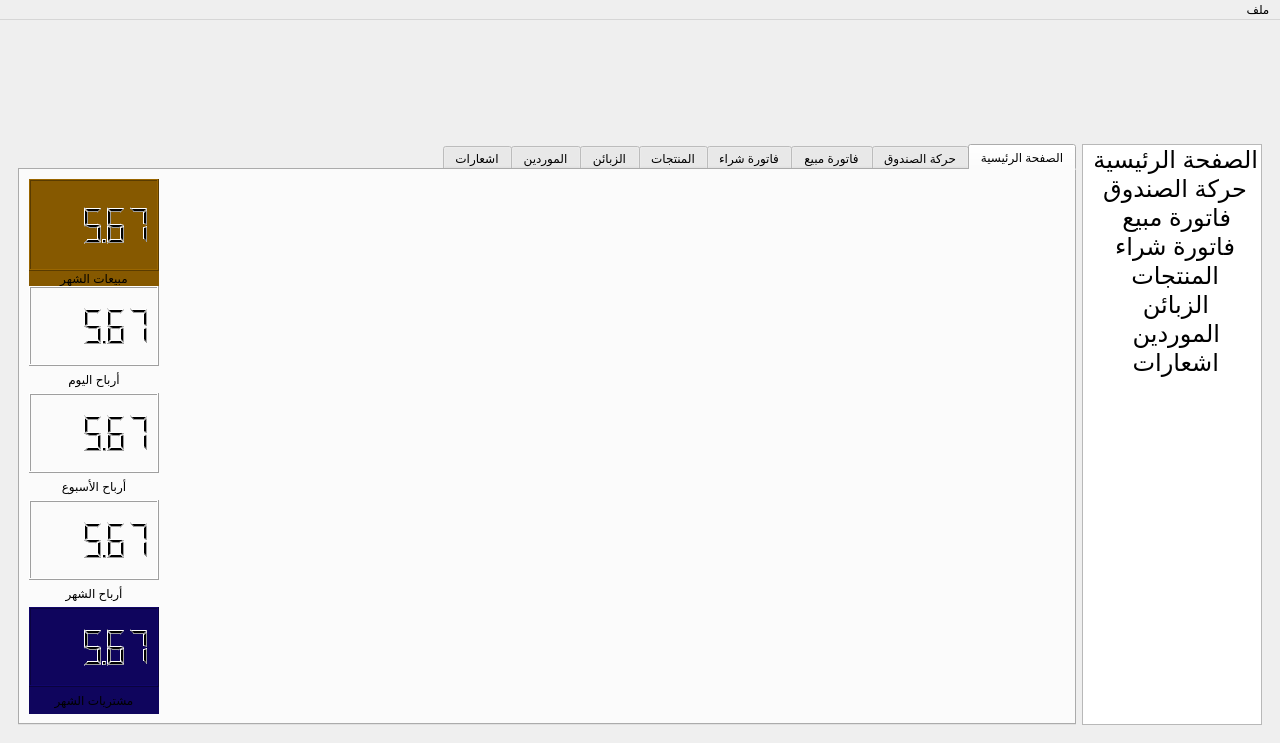
This is j_shop.ui in sameraga/Al_Jamal_Shop as Qt 5 draws it before an edit. The edited form follows.
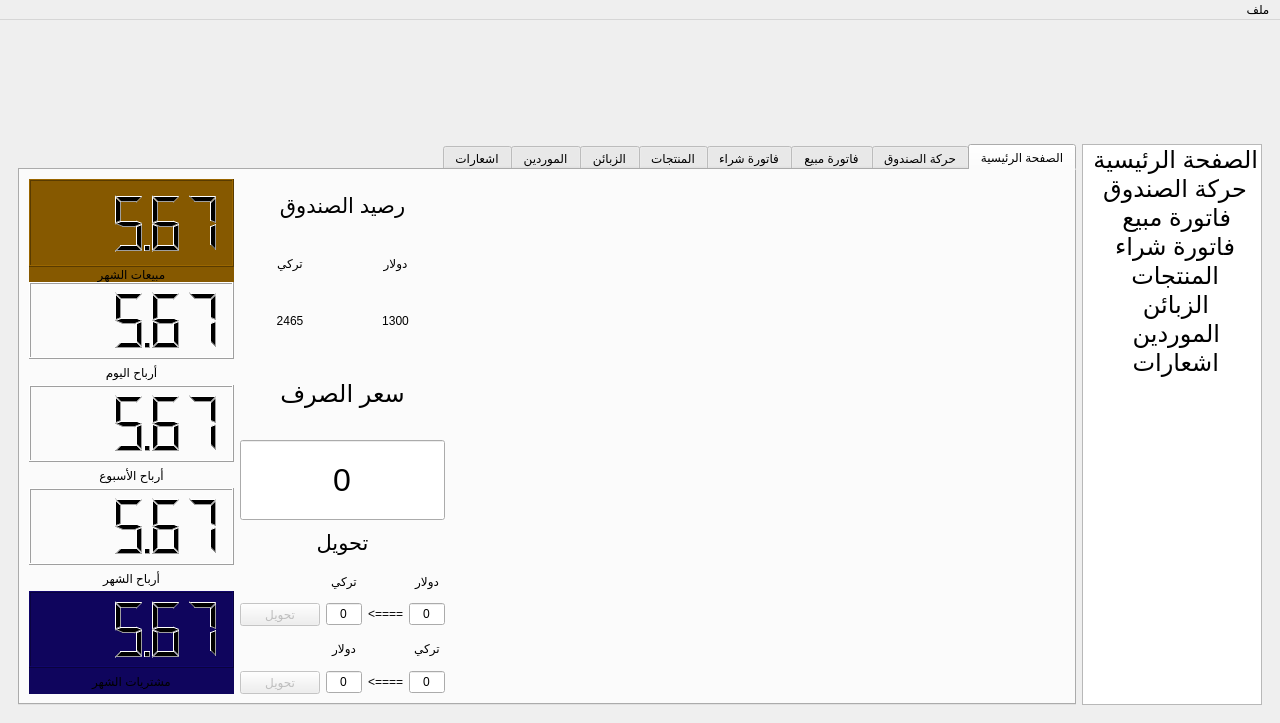
This is the edited form. The open tabs and pages were chosen to show the change. Icons and pictures are not drawn.

What changed in the file:
```diff
--- a/j_shop.ui
+++ b/j_shop.ui
@@ -7,7 +7,7 @@
     <x>0</x>
     <y>0</y>
     <width>1280</width>
-    <height>743</height>
+    <height>723</height>
    </rect>
   </property>
   <property name="windowTitle">
@@ -223,7 +223,7 @@
              <attribute name="title">
               <string>الصفحة الرئيسية</string>
              </attribute>
-             <layout class="QHBoxLayout" name="horizontalLayout_3" stretch="1,5">
+             <layout class="QHBoxLayout" name="horizontalLayout_3" stretch="1,1,3">
               <item>
                <layout class="QVBoxLayout" name="verticalLayout_8">
                 <property name="spacing">
@@ -423,6 +423,260 @@
                 </item>
                </layout>
               </item>
+              <item>
+               <layout class="QVBoxLayout" name="verticalLayout_20" stretch="1,1,1">
+                <item>
+                 <layout class="QGridLayout" name="gridLayout_2">
+                  <item row="0" column="0" colspan="2">
+                   <widget class="QLabel" name="label_55">
+                    <property name="font">
+                     <font>
+                      <pointsize>16</pointsize>
+                     </font>
+                    </property>
+                    <property name="text">
+                     <string>رصيد الصندوق</string>
+                    </property>
+                    <property name="alignment">
+                     <set>Qt::AlignCenter</set>
+                    </property>
+                   </widget>
+                  </item>
+                  <item row="1" column="1">
+                   <widget class="QLabel" name="label_56">
+                    <property name="text">
+                     <string>دولار</string>
+                    </property>
+                    <property name="alignment">
+                     <set>Qt::AlignCenter</set>
+                    </property>
+                   </widget>
+                  </item>
+                  <item row="1" column="0">
+                   <widget class="QLabel" name="label_57">
+                    <property name="text">
+                     <string>تركي</string>
+                    </property>
+                    <property name="alignment">
+                     <set>Qt::AlignCenter</set>
+                    </property>
+                   </widget>
+                  </item>
+                  <item row="2" column="1">
+                   <widget class="QLabel" name="box_dolar">
+                    <property name="text">
+                     <string>1300</string>
+                    </property>
+                    <property name="alignment">
+                     <set>Qt::AlignCenter</set>
+                    </property>
+                   </widget>
+                  </item>
+                  <item row="2" column="0">
+                   <widget class="QLabel" name="box_turky">
+                    <property name="text">
+                     <string>2465</string>
+                    </property>
+                    <property name="alignment">
+                     <set>Qt::AlignCenter</set>
+                    </property>
+                   </widget>
+                  </item>
+                 </layout>
+                </item>
+                <item>
+                 <layout class="QVBoxLayout" name="verticalLayout_23" stretch="1,1">
+                  <item>
+                   <widget class="QLabel" name="label_60">
+                    <property name="font">
+                     <font>
+                      <pointsize>18</pointsize>
+                     </font>
+                    </property>
+                    <property name="text">
+                     <string>سعر الصرف</string>
+                    </property>
+                    <property name="alignment">
+                     <set>Qt::AlignCenter</set>
+                    </property>
+                   </widget>
+                  </item>
+                  <item>
+                   <widget class="QLineEdit" name="dollar_tr">
+                    <property name="sizePolicy">
+                     <sizepolicy hsizetype="Expanding" vsizetype="Expanding">
+                      <horstretch>0</horstretch>
+                      <verstretch>0</verstretch>
+                     </sizepolicy>
+                    </property>
+                    <property name="font">
+                     <font>
+                      <pointsize>24</pointsize>
+                     </font>
+                    </property>
+                    <property name="text">
+                     <string>0</string>
+                    </property>
+                    <property name="alignment">
+                     <set>Qt::AlignCenter</set>
+                    </property>
+                   </widget>
+                  </item>
+                 </layout>
+                </item>
+                <item>
+                 <layout class="QGridLayout" name="gridLayout_10">
+                  <item row="3" column="3">
+                   <widget class="QLabel" name="label_61">
+                    <property name="text">
+                     <string>تركي</string>
+                    </property>
+                    <property name="alignment">
+                     <set>Qt::AlignCenter</set>
+                    </property>
+                   </widget>
+                  </item>
+                  <item row="2" column="0">
+                   <widget class="QPushButton" name="btn_ta_dt">
+                    <property name="enabled">
+                     <bool>false</bool>
+                    </property>
+                    <property name="text">
+                     <string>تحويل</string>
+                    </property>
+                    <property name="autoDefault">
+                     <bool>false</bool>
+                    </property>
+                   </widget>
+                  </item>
+                  <item row="2" column="2">
+                   <widget class="QLabel" name="label_62">
+                    <property name="text">
+                     <string>&lt;====</string>
+                    </property>
+                    <property name="alignment">
+                     <set>Qt::AlignCenter</set>
+                    </property>
+                   </widget>
+                  </item>
+                  <item row="0" column="0" colspan="4">
+                   <widget class="QLabel" name="label_63">
+                    <property name="font">
+                     <font>
+                      <pointsize>16</pointsize>
+                     </font>
+                    </property>
+                    <property name="text">
+                     <string>تحويل</string>
+                    </property>
+                    <property name="alignment">
+                     <set>Qt::AlignCenter</set>
+                    </property>
+                   </widget>
+                  </item>
+                  <item row="1" column="1">
+                   <widget class="QLabel" name="label_64">
+                    <property name="text">
+                     <string>تركي</string>
+                    </property>
+                    <property name="alignment">
+                     <set>Qt::AlignCenter</set>
+                    </property>
+                   </widget>
+                  </item>
+                  <item row="3" column="1">
+                   <widget class="QLabel" name="label_65">
+                    <property name="text">
+                     <string>دولار</string>
+                    </property>
+                    <property name="alignment">
+                     <set>Qt::AlignCenter</set>
+                    </property>
+                   </widget>
+                  </item>
+                  <item row="1" column="3">
+                   <widget class="QLabel" name="label_66">
+                    <property name="text">
+                     <string>دولار</string>
+                    </property>
+                    <property name="alignment">
+                     <set>Qt::AlignCenter</set>
+                    </property>
+                   </widget>
+                  </item>
+                  <item row="4" column="0">
+                   <widget class="QPushButton" name="btn_ta_td">
+                    <property name="enabled">
+                     <bool>false</bool>
+                    </property>
+                    <property name="text">
+                     <string>تحويل</string>
+                    </property>
+                    <property name="autoDefault">
+                     <bool>false</bool>
+                    </property>
+                   </widget>
+                  </item>
+                  <item row="4" column="2">
+                   <widget class="QLabel" name="label_67">
+                    <property name="text">
+                     <string>&lt;====</string>
+                    </property>
+                    <property name="alignment">
+                     <set>Qt::AlignCenter</set>
+                    </property>
+                   </widget>
+                  </item>
+                  <item row="2" column="3">
+                   <widget class="QLineEdit" name="ta_dt_d">
+                    <property name="text">
+                     <string>0</string>
+                    </property>
+                    <property name="alignment">
+                     <set>Qt::AlignCenter</set>
+                    </property>
+                   </widget>
+                  </item>
+                  <item row="2" column="1">
+                   <widget class="QLineEdit" name="ta_dt_t">
+                    <property name="text">
+                     <string>0</string>
+                    </property>
+                    <property name="alignment">
+                     <set>Qt::AlignCenter</set>
+                    </property>
+                    <property name="readOnly">
+                     <bool>true</bool>
+                    </property>
+                   </widget>
+                  </item>
+                  <item row="4" column="3">
+                   <widget class="QLineEdit" name="ta_td_t">
+                    <property name="text">
+                     <string>0</string>
+                    </property>
+                    <property name="alignment">
+                     <set>Qt::AlignCenter</set>
+                    </property>
+                   </widget>
+                  </item>
+                  <item row="4" column="1">
+                   <widget class="QLineEdit" name="ta_td_d">
+                    <property name="text">
+                     <string>0</string>
+                    </property>
+                    <property name="alignment">
+                     <set>Qt::AlignCenter</set>
+                    </property>
+                    <property name="readOnly">
+                     <bool>true</bool>
+                    </property>
+                   </widget>
+                  </item>
+                 </layout>
+                </item>
+               </layout>
+              </item>
               <item>
                <widget class="QLabel" name="label_8">
                 <property name="sizePolicy">
@@ -433,7 +687,7 @@
                 </property>
                 <property name="minimumSize">
                  <size>
-                  <width>900</width>
+                  <width>600</width>
                   <height>450</height>
                  </size>
                 </property>
```
Left out of the diff: 418 changed lines with no effect on the pictures.
